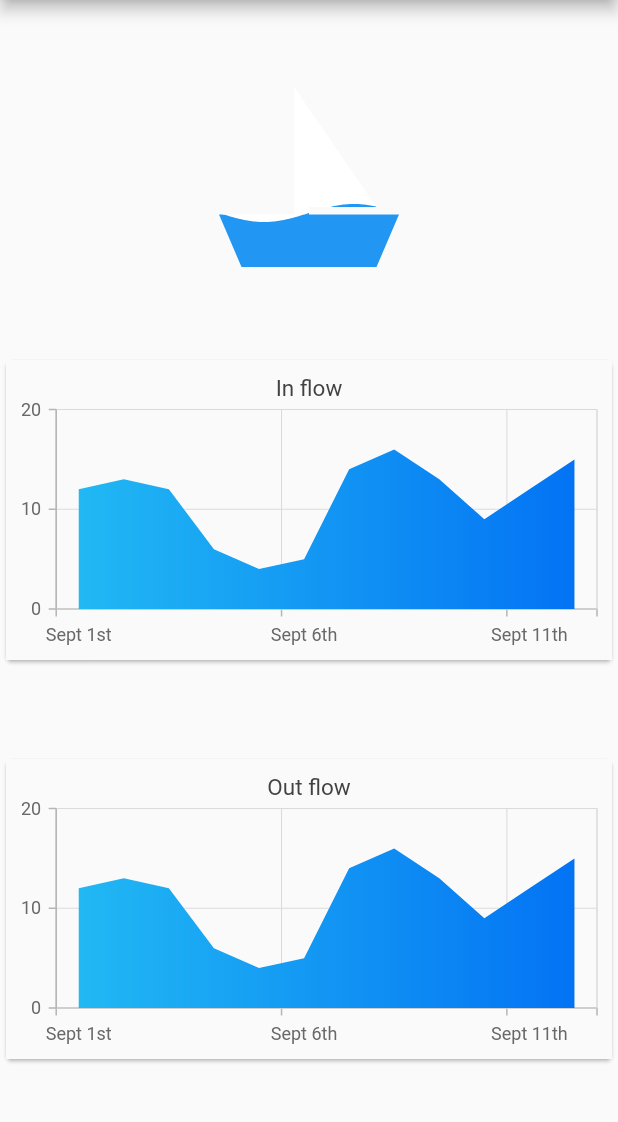
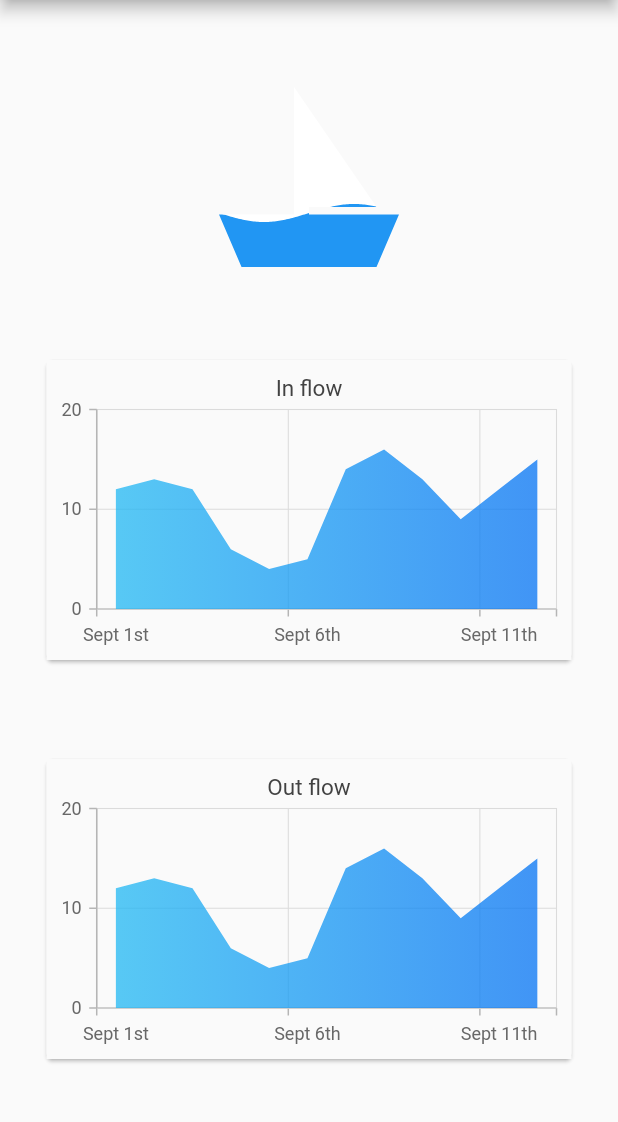
Before and after one commit to Night-Fury2-0/tank_full_app, a Flutter app: the screen it shows after launch, on a phone screen of 412 x 824 dp, the part 84-1206 px from its top. Run offline on Flutter 3.47's test engine with Material 2 defaults, Android fonts, the phone set to English and light mode, and no system bars; our stand-ins replace liquid_progress_indicator, pdf, printing, syncfusion_flutter_charts.

Commit message:
Just some aesthetics for the graphs

```diff
--- a/lib/line_chart.dart
+++ b/lib/line_chart.dart
@@ -52,6 +52,7 @@ class _GraphState extends State<Graph> {
                 Color.fromARGB(255, 33, 184, 243),
                 Color.fromARGB(255, 3, 115, 244)
               ]),
+              opacity: 0.75,
               xValueMapper: (GraphData data, _) => data.day,
               yValueMapper: (GraphData data, _) => data.liter),
         ]));
--- a/lib/main.dart
+++ b/lib/main.dart
@@ -192,6 +192,7 @@ class _MyHomePageState extends State<MyHomePage> {
             const Card(
               child: SizedBox(
                   height: 200,
+                  width: 350,
                   child: Graph(
                     graphTitle: 'In flow',
                   )),
@@ -199,6 +200,7 @@ class _MyHomePageState extends State<MyHomePage> {
             const Card(
               child: SizedBox(
                   height: 200,
+                  width: 350,
                   child: Graph(
                     graphTitle: 'Out flow',
                   )),
```
